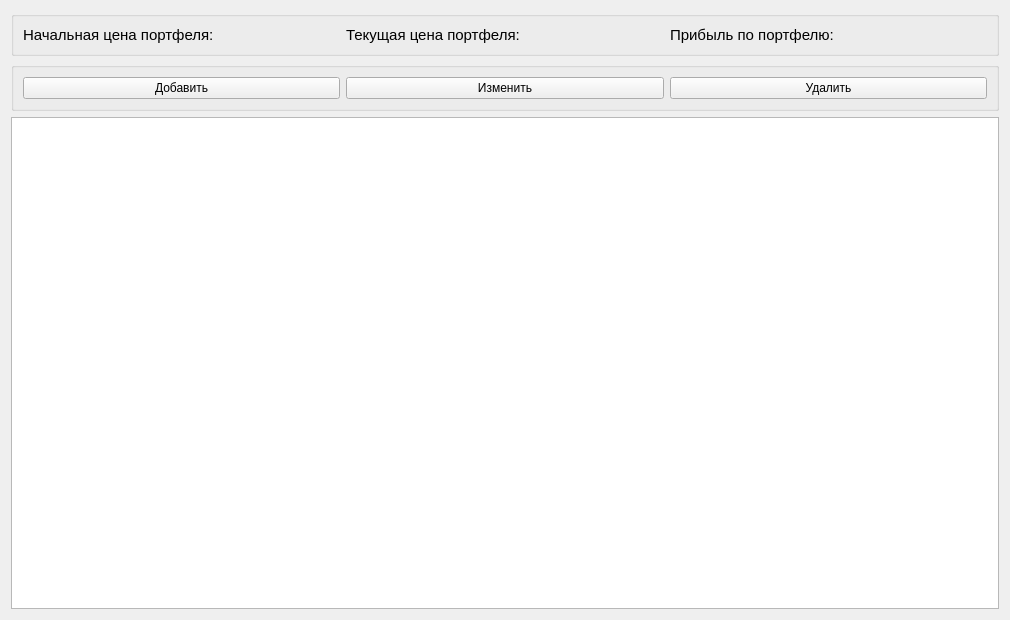
Qt form widgets/crypto_stacked_widget.ui (navI-tutoff/finance_accounting_app) before a commit.
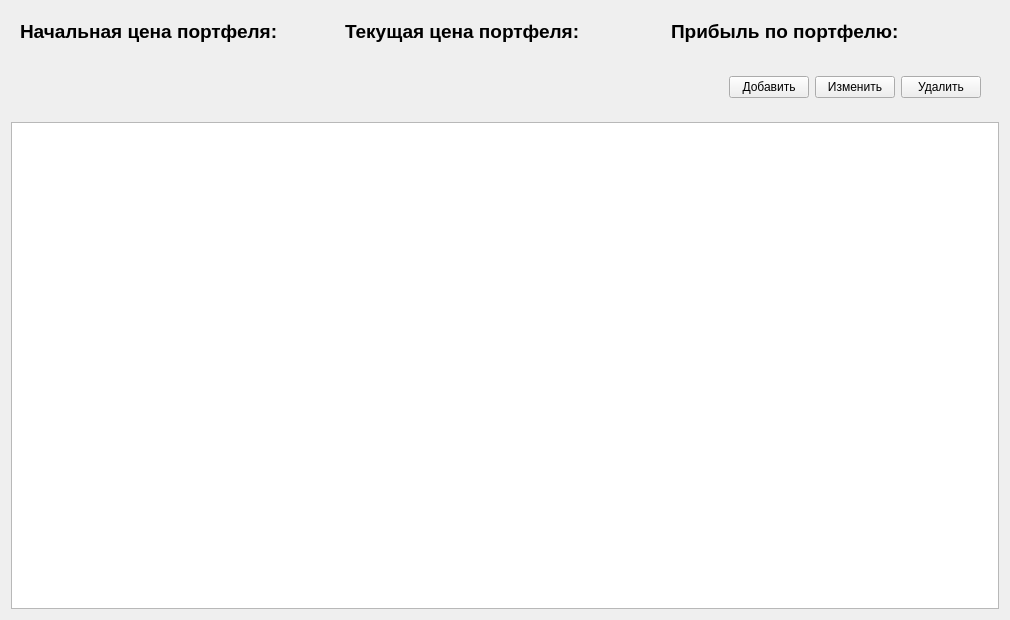
The same form after that commit.

Commit message: crypto page frontend

Diff of the .ui file:
```diff
--- a/widgets/crypto_stacked_widget.ui
+++ b/widgets/crypto_stacked_widget.ui
@@ -15,16 +15,14 @@
   </property>
   <layout class="QVBoxLayout" name="verticalLayout">
    <item>
-    <widget class="QGroupBox" name="basicInfoGroupBox">
-     <property name="title">
-      <string/>
-     </property>
+    <widget class="QFrame" name="basicInfoFrame">
      <layout class="QHBoxLayout" name="horizontalLayout">
       <item>
        <widget class="QLabel" name="startPriceLabel">
         <property name="font">
          <font>
-          <pointsize>11</pointsize>
+          <pointsize>14</pointsize>
+          <bold>true</bold>
          </font>
         </property>
         <property name="text">
@@ -36,7 +34,8 @@
        <widget class="QLabel" name="currentPriceLabel">
         <property name="font">
          <font>
-          <pointsize>11</pointsize>
+          <pointsize>14</pointsize>
+          <bold>true</bold>
          </font>
         </property>
         <property name="text">
@@ -48,7 +47,8 @@
        <widget class="QLabel" name="profitLabel">
         <property name="font">
          <font>
-          <pointsize>11</pointsize>
+          <pointsize>14</pointsize>
+          <bold>true</bold>
          </font>
         </property>
         <property name="text">
@@ -60,12 +60,40 @@
     </widget>
    </item>
    <item>
-    <widget class="QGroupBox" name="buttonsGroupBox">
-     <property name="title">
-      <string/>
+    <widget class="QFrame" name="buttonsFrame">
+     <property name="autoFillBackground">
+      <bool>false</bool>
+     </property>
+     <property name="styleSheet">
+      <string notr="true"/>
      </property>
      <layout class="QHBoxLayout" name="horizontalLayout_2">
       <item>
+       <spacer name="horizontalSpacer">
+        <property name="orientation">
+         <enum>Qt::Orientation::Horizontal</enum>
+        </property>
+        <property name="sizeHint" stdset="0">
+         <size>
+          <width>40</width>
+          <height>20</height>
+         </size>
+        </property>
+       </spacer>
+      </item>
+      <item>
+       <widget class="QFrame" name="innerButtonsFrame">
+        <property name="styleSheet">
+         <string notr="true"/>
+        </property>
+        <property name="frameShape">
+         <enum>QFrame::Shape::NoFrame</enum>
+        </property>
+        <property name="frameShadow">
+         <enum>QFrame::Shadow::Raised</enum>
+        </property>
+        <layout class="QHBoxLayout" name="horizontalLayout_3">
+         <item>
        <widget class="QPushButton" name="addCoinButton">
         <property name="text">
          <string>Добавить</string>
@@ -84,6 +112,9 @@
         <property name="text">
          <string>Удалить</string>
         </property>
+          </widget>
+         </item>
+        </layout>
        </widget>
       </item>
      </layout>
```
Lines whose indentation alone changed are shown as unchanged. The commit also changes 8 other files.
